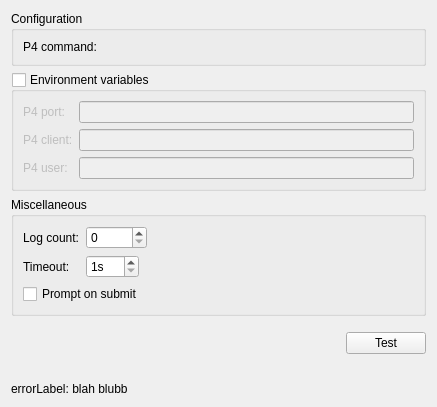
First picture: the form in src/plugins/perforce/settingspage.ui, repository qt-creator/qt-creator, before the edit.
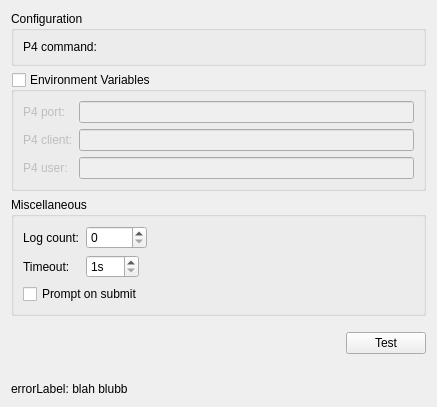
Second picture: the form after the edit. Custom widgets are drawn as their Qt base class.

The edit to the form file:
```diff
--- a/src/plugins/perforce/settingspage.ui
+++ b/src/plugins/perforce/settingspage.ui
@@ -36,7 +36,7 @@
       <bool>true</bool>
      </property>
      <property name="title">
-      <string>Environment variables</string>
+      <string>Environment Variables</string>
      </property>
      <property name="checkable">
       <bool>true</bool>
```
